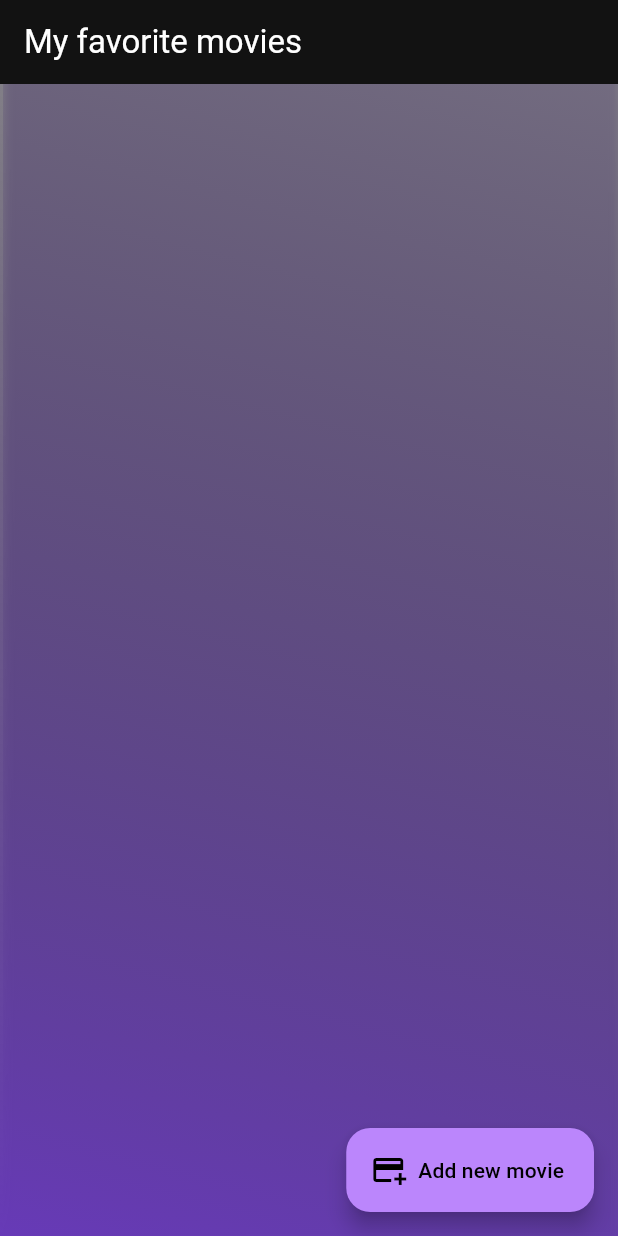
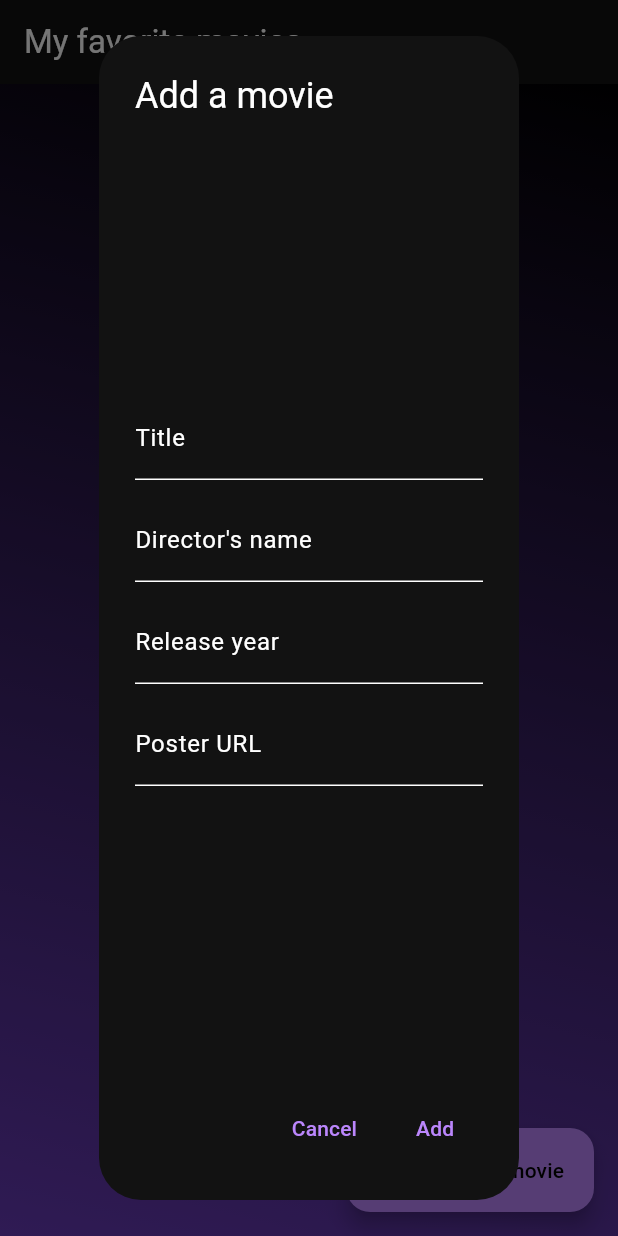
Before and after one commit to Wisdom-Makokha/Movie-app, a Flutter app: the screen it shows after launch, after a tap on "Add new movie", on a phone screen of 412 x 824 dp. Run offline on Flutter 3.47's test engine with Material 2 defaults, Android fonts, the phone set to English and light mode, and no system bars; our stand-ins replace firebase_core, fluttertoast; accounts and stored records are empty.

Commit message:
minor changes

```diff
--- a/lib/Models/movie.dart
+++ b/lib/Models/movie.dart
@@ -11,3 +11,65 @@ class Movie{
     required this.poster
 });
 }
+
+List<Movie> myMovies =[
+  Movie(
+      director: "Christopher Nolan",
+      releaseYear: 2023,
+      title: "Oppenheimer",
+      poster:
+      "https://movies.universalpictures.com/media/opr-tsr1sheet3-look2-rgb-3-1-1-64545c0d15f1e-1.jpg"),
+  Movie(
+      director: "Zack Snyder",
+      releaseYear: 2013,
+      title: "Man of Steel",
+      poster:
+      "http://2.bp.blogspot.com/-V4wozefHUw4/UYQSw_Nhc4I/AAAAAAAAAL8/eY5-aDts1eI/s1600/man-of-steel-+new+flying+poster.jpg"),
+  Movie(
+      director: 'Quentin Tarantino',
+      title: 'Kill BIll Vol.1',
+      releaseYear: 2003,
+      poster:
+      "https://encrypted-tbn3.gstatic.com/images?q=tbn:ANd9GcT2n6mrijVjYMAFEQ1DUaKCp0P02YwVyzAO9Hf1ypNEPvsJk835"),
+  Movie(
+      director: "David Fincher",
+      releaseYear: 1999,
+      title: "fight club",
+      poster:
+      "https://encrypted-tbn0.gstatic.com/images?q=tbn:ANd9GcSw3__ptLTHyk_K5QoGfL7OCzXU05LncsZM1A&usqp=CAU"),
+  Movie(
+      director: "Josh Boone",
+      releaseYear: 2014,
+      title: "The Fault in Our Stars",
+      poster:
+      "https://encrypted-tbn1.gstatic.com/images?q=tbn:ANd9GcR6N8kOvrQrjIEBjIFjcP4qXTSSETEoR1J2CeFl5gtlcufQ9PKP"),
+  Movie(
+      director: "Tim Johnson",
+      releaseYear: 2015,
+      title: "Home",
+      poster:
+      "https://encrypted-tbn0.gstatic.com/images?q=tbn:ANd9GcSgBvtLbdotFhbnsspMrqg9spxq8Y_a9y1bIaXpgqBYLRTHtTvl"),
+  Movie(
+      director: "Guy Ritchie",
+      releaseYear: 2023,
+      title: "Operation Fortune",
+      poster: "https://encrypted-tbn1.gstatic.com/images?q=tbn:ANd9GcTnSuXyUtRNvTVgRqecf6adYdrkGHmFxe-_84RXazjtCvTLd1UI"),
+  Movie(
+      director: "David Leitch",
+      releaseYear: 2018,
+      title: "Deadpool 2",
+      poster:
+      "https://encrypted-tbn0.gstatic.com/images?q=tbn:ANd9GcTEaMyt21dd-I0jmKj9YO98a6F02iDp30uuitOjyVoIIp342NI0"),
+  Movie(
+      director: "Sam Hargrave",
+      releaseYear: 2020,
+      title: "Extraction",
+      poster:
+      "https://encrypted-tbn3.gstatic.com/images?q=tbn:ANd9GcRELEr5bWH1Z9ZlYjofDbRoW0ToFJop6YlcJuVU8lAYt2peph_n"),
+  Movie(
+      director: "Rob Cohen",
+      releaseYear: 2018,
+      title: "hurricane heist",
+      poster:
+      "https://encrypted-tbn0.gstatic.com/images?q=tbn:ANd9GcRJDPMwFDj7aoEnNvlWSphJIKz2aOLsg_tX_96DBGV2iXTdDhOF"),
+];
--- a/lib/Screens/movie_screens.dart
+++ b/lib/Screens/movie_screens.dart
@@ -21,6 +21,7 @@ class MovieScreenState extends State<MovieScreen>{
       String hintText, String labelText){
     return Container(
       margin: const EdgeInsets.only(bottom: 3.0),
+      height: 65.0,
       child: TextField(
         controller: fieldController,
         decoration: InputDecoration(
@@ -75,6 +76,15 @@ class MovieScreenState extends State<MovieScreen>{
   }
 
   void addMovieToList(){
+    if(titleController.text.isEmpty){
+      Fluttertoast.showToast(msg: 'Title field empty');
+    } else if(directorController.text.isEmpty){
+      Fluttertoast.showToast(msg: 'Director field is empty');
+    } else if(releaseYearController.text.isEmpty){
+      Fluttertoast.showToast(msg: 'Release Year field empty');
+    } else if(posterController.text.isEmpty){
+      Fluttertoast.showToast(msg: 'Poster field empty');
+    }else{
       final newMovie = Movie(
           director: directorController.text,
           title: titleController.text,
@@ -82,7 +92,11 @@ class MovieScreenState extends State<MovieScreen>{
           poster: posterController.text
       );
 
+      setState((){
         movieList.add(newMovie);
+      });
+
+    }
   }
 
   void addMovieDialog(BuildContext context){
@@ -136,7 +150,7 @@ class MovieScreenState extends State<MovieScreen>{
           )
         ],
         gradient: LinearGradient(
-          colors: [Colors.black45, Colors.deepPurple],
+          colors: [Colors.black, Colors.deepPurple],
           begin: Alignment.topCenter,
           end: Alignment.bottomLeft,
         ),
@@ -149,7 +163,7 @@ class MovieScreenState extends State<MovieScreen>{
         ),
         //Gridview.builder is the is what i used to make the grid
         body: GridView.builder(
-          //The grid delegate is where you specify the separation between the varius items in your grid
+          //The grid delegate is where you specify the separation between the various items in your grid
           gridDelegate: SliverGridDelegateWithMaxCrossAxisExtent(
               //cross axis spacing is the amount of space between items vertically
               crossAxisSpacing: 9.0,
@@ -215,7 +229,9 @@ class MovieScreenState extends State<MovieScreen>{
           itemCount: movieList.length,
         ),
         floatingActionButton: FloatingActionButton.extended(
-          onPressed: (){},
+          onPressed: (){
+            addMovieDialog(context);
+          },
           label: const Text('Add new movie'),
           icon: const Icon(Icons.add_card),
         )
--- a/lib/main.dart
+++ b/lib/main.dart
@@ -25,7 +25,7 @@ class MyMovieApp extends StatelessWidget{
         colorScheme: const ColorScheme.dark(brightness: Brightness.dark),
         useMaterial3: true,
       ),
-      home: MovieScreen(),
+      home: const MovieScreen(),
       debugShowCheckedModeBanner: false,
     );
   }
--- a/pubspec.yaml
+++ b/pubspec.yaml
@@ -39,6 +39,7 @@ dependencies:
   cached_network_image: ^3.2.3
   firebase_core: ^2.15.0
   fluttertoast: ^8.2.2
+  firebase_database: ^10.2.4
 
 dev_dependencies:
   flutter_test:
```
Also changed, not shown: pubspec.lock, 2 other files. Lines whose indentation alone changed are shown as unchanged.
